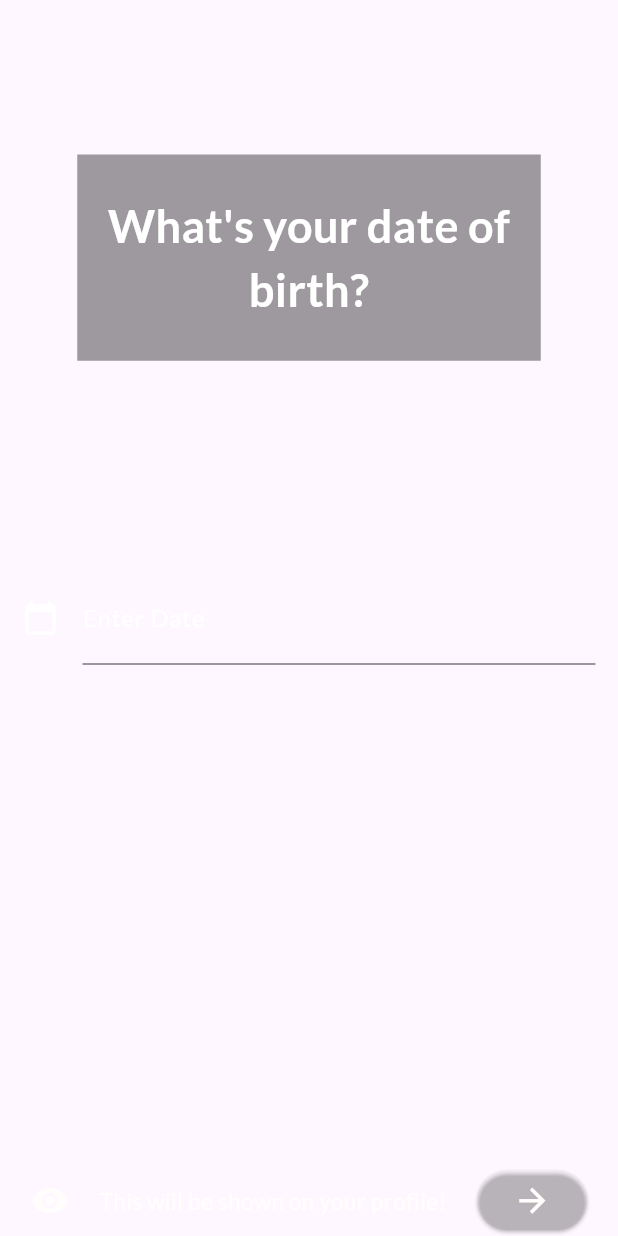
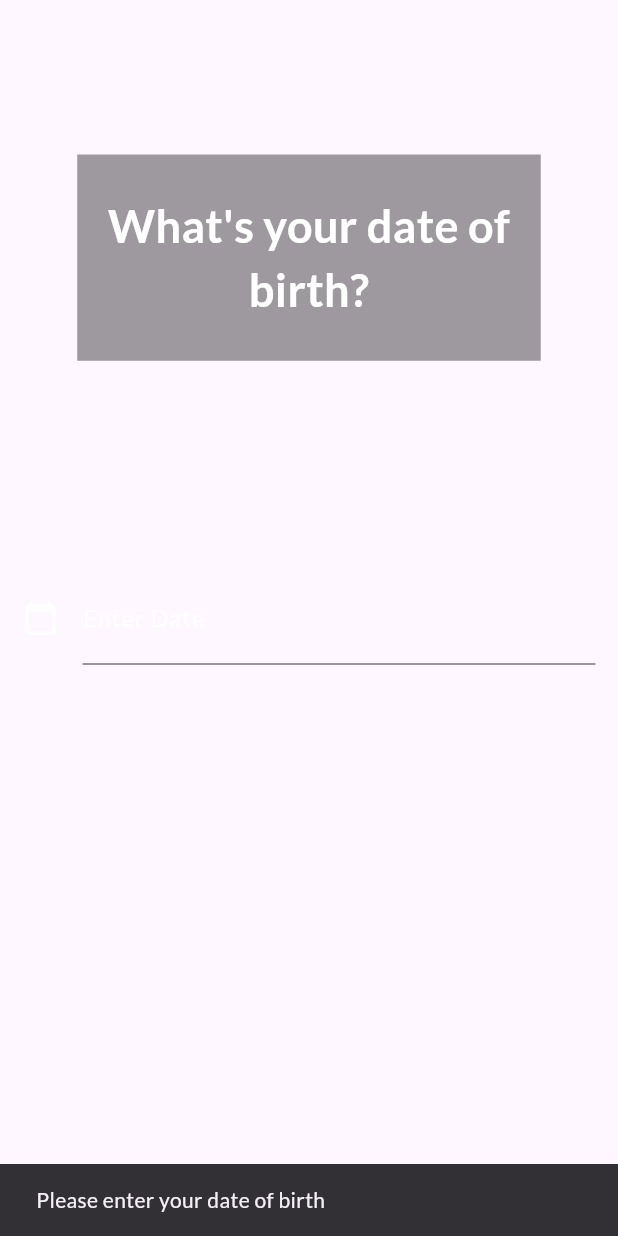
Before and after one commit to sarthakagrawal927/stumble-app, a Flutter app: the AgeColumn widget shown alone on an empty page, opened directly with empty values, after a tap on the "arrow forward" icon, on a phone screen of 412 x 824 dp. Run offline on Flutter 3.47's test engine with Material 3 defaults, Android fonts, the phone set to English and light mode, and no system bars; our stand-ins replace dio, firebase_core, firebase_crashlytics, flutter_otp_text_field, flutter_secure_storage, google_fonts and 4 more; missing offline and left inert: age_calculator, chucker_flutter; accounts and stored records are empty.

Commit message:
Add snackbar to tell user to fill the field properly

```diff
--- /dev/null
+++ b/lib/widgets/common/snackbar_widget.dart
@@ -0,0 +1,29 @@
+import 'package:flutter/material.dart';
+
+// Make it different modes, think of a way to not pass build context
+void showSnackBar(BuildContext context, String message) {
+  ScaffoldMessenger.of(context).showSnackBar(
+    SnackBar(
+      content: Text(message),
+    ),
+  );
+}
+
+String getSingleInputMissingMessage(String missingInput) {
+  return "Please enter your $missingInput";
+}
+
+/// This function is used to show snackbar if any input is not filled
+/// Atleast send one of the two parameters: valueToFill or message
+void handleSnackBarIfInputNotFilled(bool valueFilled,
+    Future<void> Function() filledValueProcess, BuildContext context,
+    {String valueToFill = "", String message = ""}) {
+  if (valueFilled) {
+    filledValueProcess();
+  } else {
+    if (message.isEmpty) {
+      message = getSingleInputMissingMessage(valueToFill);
+    }
+    showSnackBar(context, message);
+  }
+}
--- a/lib/widgets/new_account_screen_widgets/age_column_widget.dart
+++ b/lib/widgets/new_account_screen_widgets/age_column_widget.dart
@@ -1,5 +1,6 @@
 import 'package:age_calculator/age_calculator.dart';
 import 'package:dating_made_better/providers/first_screen_state_providers.dart';
+import 'package:dating_made_better/widgets/common/snackbar_widget.dart';
 import 'package:flutter/material.dart';
 import 'package:provider/provider.dart';
 
@@ -23,8 +24,8 @@ class _AgeColumnState extends State<AgeColumn> {
 
   @override
   void dispose() {
+    dateInput.dispose();
     super.dispose();
-    dateInput.dispose();
   }
 
   @override
@@ -89,14 +90,14 @@ class _AgeColumnState extends State<AgeColumn> {
             ))),
         // ),
         ScreenGoToNextPageRow("This will be shown on your profile!", "", () {
-          if (pickedDate != null) {
+          handleSnackBarIfInputNotFilled(pickedDate != null, () async {
             Provider.of<FirstScreenStateProviders>(context, listen: false)
                 .setNextScreenActive();
             Provider.of<Profile>(context, listen: false).setBirthDate =
                 birthDateInput;
             Provider.of<Profile>(context, listen: false).setAge =
                 AgeCalculator.age(birthDateInput).years;
-          }
+          }, context, valueToFill: "date of birth");
         }),
       ],
     );
--- a/lib/widgets/new_account_screen_widgets/gender_column_widget.dart
+++ b/lib/widgets/new_account_screen_widgets/gender_column_widget.dart
@@ -1,3 +1,4 @@
+import 'package:dating_made_better/widgets/common/snackbar_widget.dart';
 import 'package:flutter/material.dart';
 import 'package:provider/provider.dart';
 
@@ -53,12 +54,12 @@ class _GenderColumnState extends State<GenderColumn> {
           "This will be shown on your profile!",
           "",
           () {
-            if (_gender != null) {
+            handleSnackBarIfInputNotFilled(_gender != null, () async {
               Provider.of<FirstScreenStateProviders>(context, listen: false)
                   .setNextScreenActive();
               Provider.of<Profile>(context, listen: false).setGender =
                   _gender as Gender;
-            }
+            }, context, valueToFill: "gender");
           },
         )
       ],
--- a/lib/widgets/new_account_screen_widgets/name_column_widget.dart
+++ b/lib/widgets/new_account_screen_widgets/name_column_widget.dart
@@ -1,4 +1,5 @@
 import 'package:dating_made_better/providers/first_screen_state_providers.dart';
+import 'package:dating_made_better/widgets/common/snackbar_widget.dart';
 import 'package:flutter/material.dart';
 import 'package:google_fonts/google_fonts.dart';
 import 'package:provider/provider.dart';
@@ -87,11 +88,11 @@ class _NameColumnState extends State<NameColumn> {
           "This will be shown on your profile!",
           "",
           () {
-            if (_name != "") {
+            handleSnackBarIfInputNotFilled(_name != "", () async {
               Provider.of<FirstScreenStateProviders>(context, listen: false)
                   .setNextScreenActive();
               Provider.of<Profile>(context, listen: false).setName = _name;
-            }
+            }, context, valueToFill: "name");
           },
         )
       ],
--- a/lib/widgets/new_account_screen_widgets/phone_number_column._widget.dart
+++ b/lib/widgets/new_account_screen_widgets/phone_number_column._widget.dart
@@ -125,7 +125,7 @@ class _PhoneNumberColumnWidget extends State<PhoneNumberColumnWidget> {
             }
           },
           style: ElevatedButton.styleFrom(
-            backgroundColor: const Color.fromRGBO(230, 230, 250, 0.5),
+            backgroundColor: Colors.white,
             minimumSize: Size(
                 widget.deviceSize.width / 2, widget.deviceSize.height / 16),
           ),
```
Also changed, not shown: lib/widgets/new_account_screen_widgets/photo_addition_column_widget.dart (+5 -3 lines), lib/widgets/new_account_screen_widgets/prompt_addition_column_widget.dart (+9 -8 lines).
